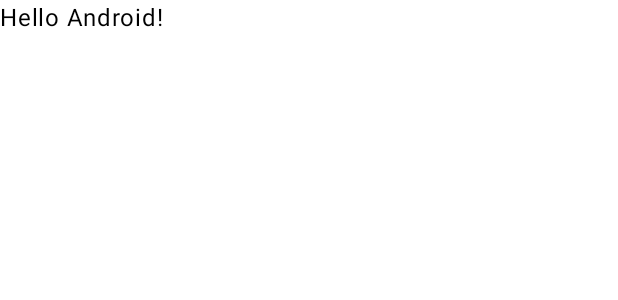
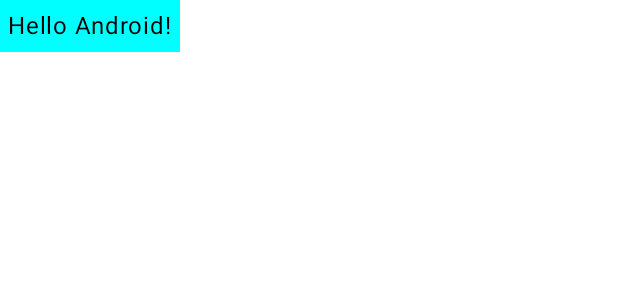
Before and after one commit to saranya-s-narayanan/KotlinSamples, an Android app built with Jetpack Compose: the @Preview function GreetingPreview, on a phone screen of 412 x 824 dp. Shown: the top 300 px of the screen. Run offline under Robolectric (Android 15) with nearby library versions, the phone set to English and light mode, and no system bars.

Commit message:
Greeting card example

```diff
--- a/GreetingCard/app/src/main/java/com/ss/greetingcard/MainActivity.kt
+++ b/GreetingCard/app/src/main/java/com/ss/greetingcard/MainActivity.kt
@@ -3,13 +3,17 @@ package com.ss.greetingcard
 import android.os.Bundle
 import androidx.activity.ComponentActivity
 import androidx.activity.compose.setContent
+import androidx.compose.foundation.layout.Box
 import androidx.compose.foundation.layout.fillMaxSize
+import androidx.compose.foundation.layout.padding
 import androidx.compose.material3.MaterialTheme
 import androidx.compose.material3.Surface
 import androidx.compose.material3.Text
 import androidx.compose.runtime.Composable
 import androidx.compose.ui.Modifier
+import androidx.compose.ui.graphics.Color
 import androidx.compose.ui.tooling.preview.Preview
+import androidx.compose.ui.unit.dp
 import com.ss.greetingcard.ui.theme.GreetingCardTheme
 
 class MainActivity : ComponentActivity() {
@@ -31,13 +35,15 @@ class MainActivity : ComponentActivity() {
 
 @Composable
 fun Greeting(name: String, modifier: Modifier = Modifier) {
-    Text(
-        text = "Hello $name!",
-        modifier = modifier
-    )
+    Surface(color = Color.Cyan) {
+        Text(
+            text = "Hello $name!",
+            modifier = modifier.padding(5.dp)
+        )
+    }
 }
 
-@Preview(showBackground = true)
+@Preview(showBackground = false)
 @Composable
 fun GreetingPreview() {
     GreetingCardTheme {
```
